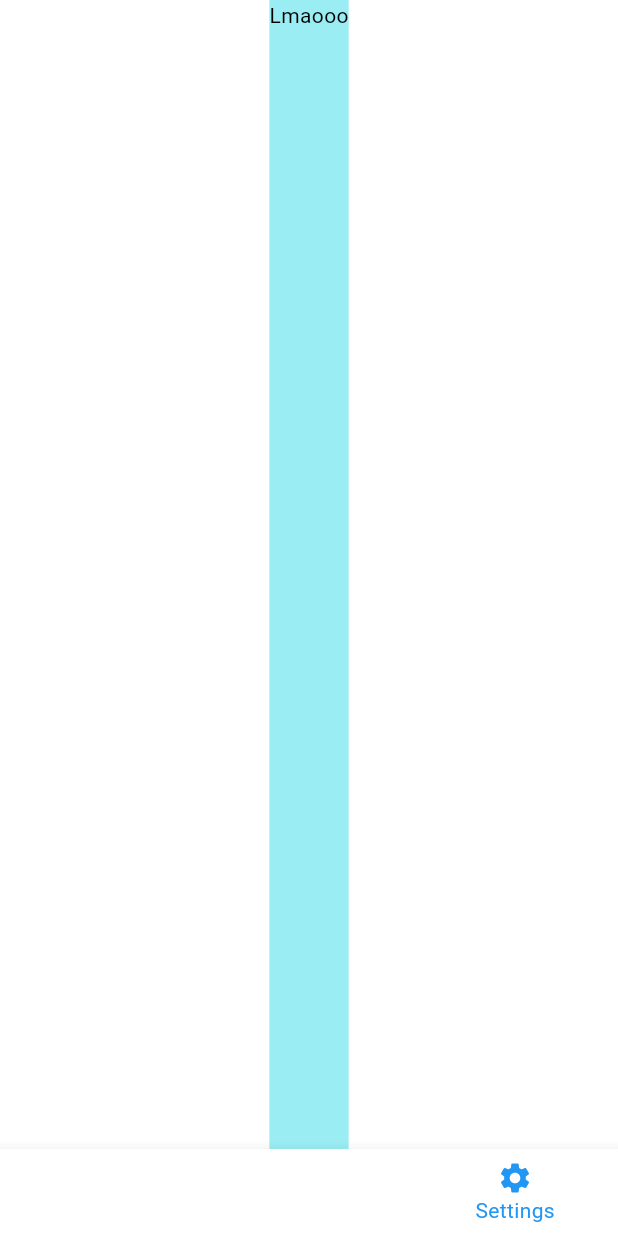
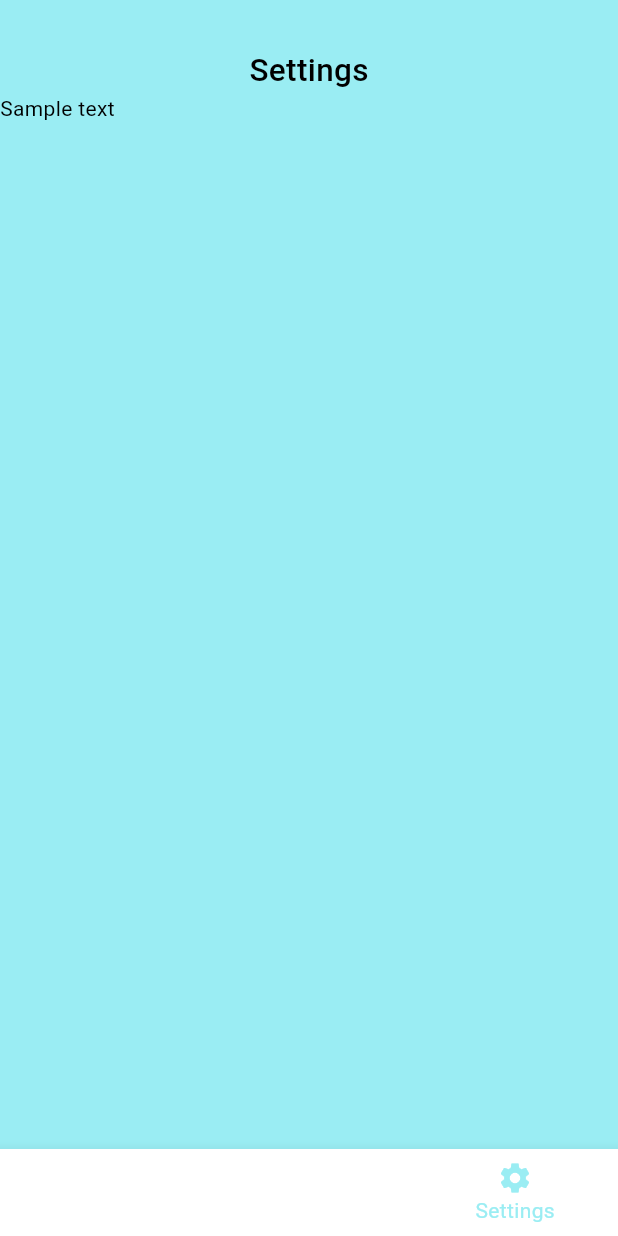
Before and after one commit to KrukDallan/GetClocked, a Flutter app: the screen it shows after launch, item 3 of the bottom bar chosen, on a phone screen of 412 x 824 dp. Run offline on Flutter 3.47's test engine with Material 2 defaults, Android fonts, the phone set to English and light mode, and no system bars; our stand-ins replace hive, hive_flutter, numberpicker, shared_preferences; accounts and stored records are empty.

Commit message:
minor changes and fixes

```diff
--- a/lib/main.dart
+++ b/lib/main.dart
@@ -19,7 +19,8 @@ var boxList = <(String, String)>[];
 
 bool darkMode = false;
 
-dynamic sharedOvertime = Duration(hours: 0, minutes: 0);
+Duration sharedOvertime = const Duration(hours: 0, minutes: 0); // delete
+
 bool showAlertDialogOvertime = false;
 
 void main() async {
@@ -56,13 +57,16 @@ void main() async {
 
   (ThemeMode.system == ThemeMode.light) ? darkMode = false : darkMode = true;
 
-  runApp(MyApp());
+  runApp(const MyApp());
 }
 
 class MyApp extends StatefulWidget {
+  const MyApp({super.key});
+
   @override
   State<MyApp> createState() => _MyAppState();
 
+// Needed for light/dark theme
   static _MyAppState of(BuildContext context) =>
       context.findAncestorStateOfType<_MyAppState>()!;
 }
@@ -70,6 +74,7 @@ class MyApp extends StatefulWidget {
 class _MyAppState extends State<MyApp> {
   // This widget is the root of your application.
   ThemeMode _themeMode = ThemeMode.system;
+
   @override
   Widget build(BuildContext context) {
     return ChangeNotifierProvider(
@@ -287,11 +292,11 @@ class _MyHomePageState extends State<MyHomePage> {
 
     switch (selectedIndex) {
       case 0:
-        page = AnnotatePage();
+        page = const AnnotatePage();
       case 1:
         page = HistoryPage();
       case 2:
-        page = SettingsPage();
+        page = const SettingsPage();
       default:
         page = Container(child: Text('UnimplementedError(no widget for $selectedIndex)'));
     }
@@ -299,7 +304,7 @@ class _MyHomePageState extends State<MyHomePage> {
     var mainArea = ColoredBox(
       color: colorScheme.surface,
       child: AnimatedSwitcher(
-        duration: Duration(milliseconds: 200),
+        duration: const Duration(milliseconds: 200),
         child: page,
       ),
     );
@@ -314,8 +319,8 @@ class _MyHomePageState extends State<MyHomePage> {
                 SafeArea(
                   child: BottomNavigationBar(
                       unselectedItemColor: colorScheme.secondary,
-                      selectedItemColor: colorScheme.tertiary,
-                      items: [
+                      selectedItemColor: colorScheme.primary,
+                      items: const [
                         BottomNavigationBarItem(
                           icon: Icon(
                             Icons.access_time_filled,
@@ -351,7 +356,7 @@ class _MyHomePageState extends State<MyHomePage> {
                   child: NavigationRail(
                     backgroundColor: colorScheme.surface,
                     extended: constraints.maxWidth >= 700,
-                    indicatorColor: colorScheme.tertiary,
+                    indicatorColor: colorScheme.primary,
                     destinations: [
                       NavigationRailDestination(
                         icon: Icon(
@@ -364,12 +369,12 @@ class _MyHomePageState extends State<MyHomePage> {
                         ),
                       ),
                       NavigationRailDestination(
-                        icon: Icon(Icons.article),
+                        icon: const Icon(Icons.article),
                         label: Text('History',
                             style: TextStyle(color: colorScheme.onSecondary)),
                       ),
                       NavigationRailDestination(
-                        icon: Icon(Icons.settings),
+                        icon: const Icon(Icons.settings),
                         label: Text('Settings',
                             style: TextStyle(color: colorScheme.onSecondary)),
                       ),
@@ -393,6 +398,8 @@ class _MyHomePageState extends State<MyHomePage> {
 }
 
 class AnnotatePage extends StatelessWidget {
+  const AnnotatePage({super.key});
+
   @override
   Widget build(BuildContext context) {
     var appState = context.watch<MyAppState>();
@@ -416,17 +423,17 @@ class AnnotatePage extends StatelessWidget {
         child: Column(
           mainAxisAlignment: MainAxisAlignment.center,
           children: [
-            Padding(padding: EdgeInsets.only(top: 800 * 0.5 * 0.2)),
+            const Padding(padding: EdgeInsets.only(top: 800 * 0.5 * 0.2, bottom: 14, left: 14, right: 14)),
             SizedBox(
               child: Text(
                 "Welcome!",
-                textScaler: TextScaler.linear(1.5),
+                textScaler: const TextScaler.linear(1.5),
                 style: TextStyle(
                     fontWeight: FontWeight.w500,
                     color: colorScheme.onSecondary),
               ),
             ),
-            Padding(padding: EdgeInsets.only(bottom: 480 * 0.5 * 0.4)),
+            const Padding(padding: EdgeInsets.only(bottom: 480 * 0.5 * 0.4)),
             Row(
               mainAxisAlignment: MainAxisAlignment.center,
               children: [
@@ -661,6 +668,8 @@ class AnnotatePage extends StatelessWidget {
 }
 
 class HistoryPage extends StatelessWidget {
+  const HistoryPage({super.key});
+
   @override
   Widget build(BuildContext context) {
     var appState = context.watch<MyAppState>();
--- a/lib/settings.dart
+++ b/lib/settings.dart
@@ -1,26 +1,32 @@
 import 'package:flutter/material.dart';
-import 'package:flutter/services.dart';
-import 'package:provider/provider.dart';
-import 'package:hive_flutter/hive_flutter.dart';
-import 'package:getclocked/workhour.dart';
-import 'package:getclocked/boxes.dart';
-import 'package:getclocked/shared.dart';
-import 'package:shared_preferences/shared_preferences.dart';
 
-import 'package:numberpicker/numberpicker.dart';
 
 
 
 class SettingsPage extends StatelessWidget{
+  const SettingsPage({super.key});
+
   @override
   Widget build(BuildContext context) {
     var colorScheme = Theme.of(context).colorScheme;
     return Container(
       decoration: BoxDecoration(color: colorScheme.primary),
-      child: Column(
+      child:  Column(
         mainAxisAlignment: MainAxisAlignment.start,
-        children: [
-          Text('Lmaooo')
+        children:  [
+          const Padding(padding: EdgeInsets.all(16)),
+          SizedBox(
+            child: Text('Settings',textScaler: const TextScaler.linear(1.5),
+                style: TextStyle(
+                    fontWeight: FontWeight.w500,
+                    color: colorScheme.onSecondary))
+          ),
+          const Row(
+            mainAxisAlignment: MainAxisAlignment.start,
+            children: [
+              Text('Sample text'),
+            ],
+          )
         ]
       ),
     );
```
